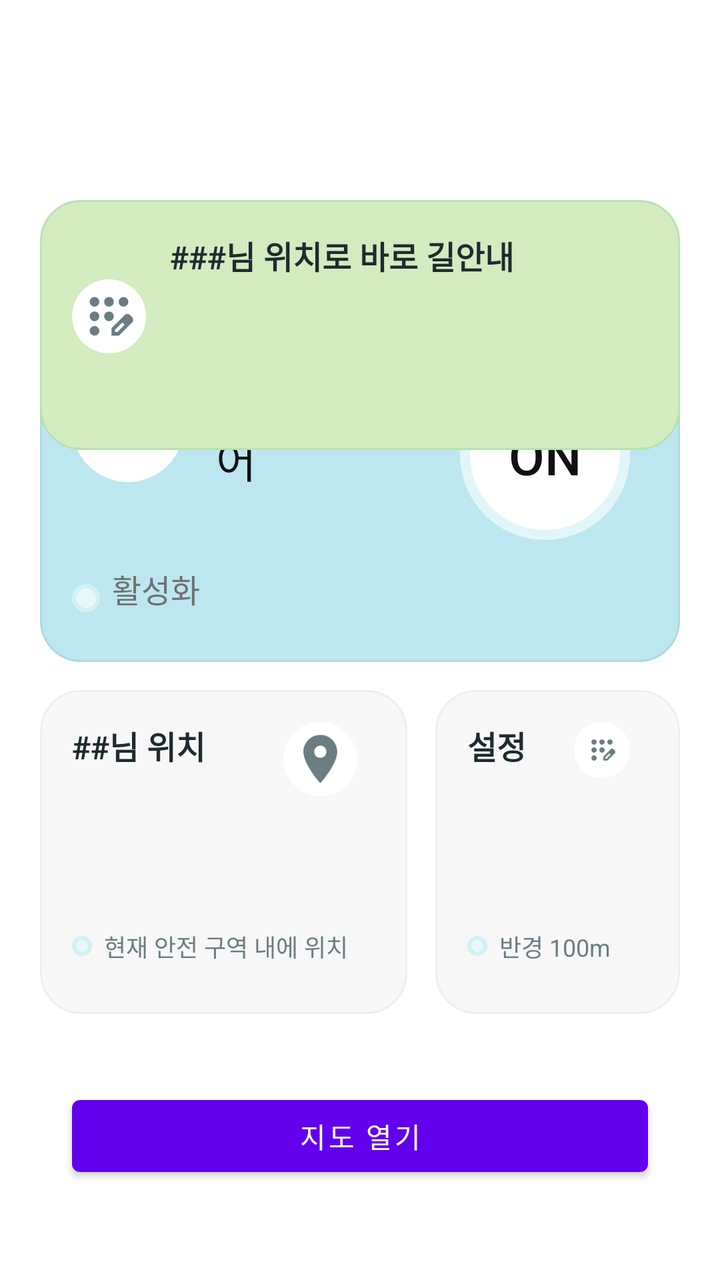
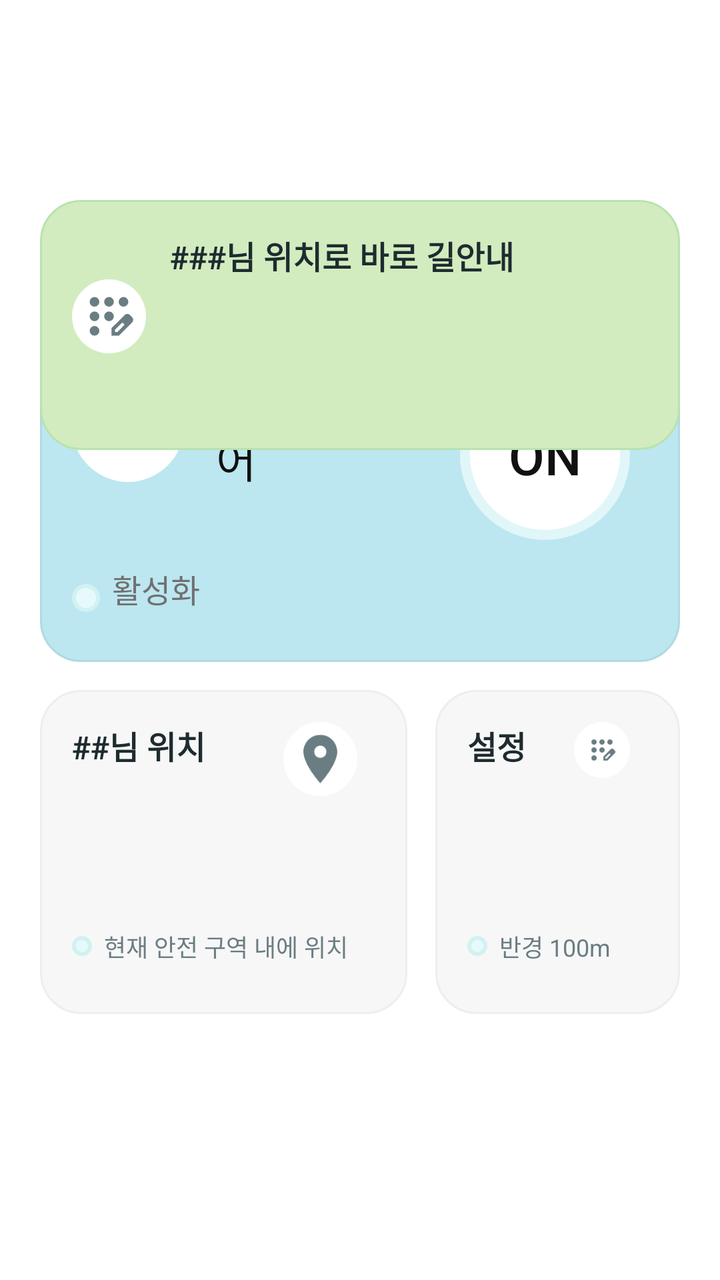

Two renders of the same Android screen: before a commit and after it. Below are the layout's source before the change and the commit's diff.
<!-- AndroidManifest.xml: application theme Theme.DIVE_PRE -->
<!-- res/layout/activity_home.xml -->
<?xml version="1.0" encoding="utf-8"?>
<androidx.constraintlayout.widget.ConstraintLayout
    xmlns:android="http://schemas.android.com/apk/res/android"
    xmlns:app="http://schemas.android.com/apk/res-auto"
    xmlns:tools="http://schemas.android.com/tools"
    android:id="@+id/homeRoot"
    android:layout_width="match_parent"
    android:layout_height="match_parent"
    android:paddingStart="@dimen/home_side_pad"
    android:paddingEnd="@dimen/home_side_pad"
    android:paddingTop="@dimen/home_top_pad"
    android:paddingBottom="@dimen/home_bottom_pad"
    tools:context=".HomeActivity">

    
    <LinearLayout
        android:id="@+id/profileSection"
        android:layout_width="wrap_content"
        android:layout_height="wrap_content"
        android:orientation="horizontal"
        android:gravity="center_vertical"
        app:layout_constraintTop_toTopOf="parent"
        app:layout_constraintStart_toStartOf="parent">

        <View
            android:layout_width="55dp"
            android:layout_height="55dp"
            android:background="@drawable/bg_profile_placeholder"/>

        <TextView
            android:id="@+id/tvProfileName"
            android:layout_width="wrap_content"
            android:layout_height="wrap_content"
            android:layout_marginStart="12dp"
            android:text="김듀듀(보호자)"
            android:textColor="#000000"
            android:textSize="18sp"
            tools:ignore="HardcodedText" />
    </LinearLayout>

    
    <FrameLayout
        android:id="@+id/cardAuto"
        android:layout_width="0dp"
        android:layout_height="@dimen/home_card_h"
        android:background="@drawable/bg_card_auto_on"
        android:layout_marginTop="@dimen/home_gap"
        android:paddingStart="16dp"
        android:paddingTop="16dp"
        android:paddingEnd="25dp"
        android:paddingBottom="25dp"
        app:layout_constraintTop_toBottomOf="@id/profileSection"
        app:layout_constraintStart_toStartOf="parent"
        app:layout_constraintEnd_toEndOf="parent">

        
        <include
            android:id="@+id/includeAuto"
            layout="@layout/view_card_auto"
            android:layout_width="match_parent"
            android:layout_height="match_parent"/>
    </FrameLayout>

    
    <FrameLayout
        android:id="@+id/cardLocation"
        android:layout_width="0dp"
        android:layout_height="@dimen/home_card_h"
        android:background="@drawable/bg_card_location"
        android:layout_marginTop="@dimen/home_gap"
        android:layout_marginEnd="@dimen/home_gap"
    android:paddingStart="16dp"
    android:paddingTop="16dp"
    android:paddingEnd="25dp"
    android:paddingBottom="25dp"
    app:layout_constraintTop_toBottomOf="@id/cardAuto"
    app:layout_constraintStart_toStartOf="parent"
    app:layout_constraintEnd_toStartOf="@id/cardSettings"
    app:layout_constraintHorizontal_weight="60">

    <include
        android:id="@+id/includeLocation"
        layout="@layout/view_card_location"
        android:layout_width="match_parent"
        android:layout_height="match_parent" />
</FrameLayout>

    
<FrameLayout
android:id="@+id/cardSettings"
android:layout_width="0dp"
android:layout_height="@dimen/home_card_h"
android:background="@drawable/bg_card_location"
android:layout_marginTop="@dimen/home_gap"
android:paddingStart="16dp"
android:paddingTop="16dp"
android:paddingEnd="25dp"
android:paddingBottom="25dp"
app:layout_constraintTop_toBottomOf="@id/cardAuto"
app:layout_constraintStart_toEndOf="@id/cardLocation"
app:layout_constraintEnd_toEndOf="parent"
app:layout_constraintHorizontal_weight="40">

<include
    android:id="@+id/includeSettings"
    layout="@layout/view_card_setting"
    android:layout_width="match_parent"
    android:layout_height="match_parent" />
</FrameLayout>


    
<FrameLayout
android:id="@+id/cardGuide"
android:layout_width="0dp"
android:layout_height="@dimen/home_card_guide_h"
android:background="@drawable/bg_card_guide"
android:layout_marginTop="@dimen/home_gap"
android:paddingStart="16dp"
android:paddingTop="16dp"
android:paddingEnd="25dp"
android:paddingBottom="25dp"
app:layout_constraintStart_toStartOf="parent"
app:layout_constraintEnd_toEndOf="parent"
    tools:ignore="MissingConstraints">

<include
    android:id="@+id/includeGuide"
    layout="@layout/view_card_guide"
    android:layout_width="match_parent"
    android:layout_height="match_parent" />
</FrameLayout>

    <Button
        android:id="@+id/btn_map"
        android:layout_width="0dp"
        android:layout_height="48dp"
        android:text="지도 열기"
        app:layout_constraintStart_toStartOf="parent"
        app:layout_constraintEnd_toEndOf="parent"
        app:layout_constraintBottom_toBottomOf="parent"
        app:layout_constraintHorizontal_bias="0.5"
        android:layout_marginStart="16dp"
        android:layout_marginEnd="16dp"
        android:layout_marginBottom="24dp"/>

</androidx.constraintlayout.widget.ConstraintLayout>
<!-- res/layout/view_card_auto.xml (included above) -->
<?xml version="1.0" encoding="utf-8"?>
<androidx.constraintlayout.widget.ConstraintLayout
    xmlns:android="http://schemas.android.com/apk/res/android"
    xmlns:app="http://schemas.android.com/apk/res-auto"
    xmlns:tools="http://schemas.android.com/tools"
    android:layout_width="match_parent"
    android:layout_height="match_parent">

    
    <ImageView
        android:id="@+id/ivIconBg"
        android:layout_width="56dp"
        android:layout_height="56dp"
        android:background="@drawable/bg_icon_circle"
        android:contentDescription="@null"
        app:layout_constraintStart_toStartOf="parent"
        app:layout_constraintTop_toTopOf="parent"/>

    
    <ImageView
        android:id="@+id/ivIcon"
        android:layout_width="28dp"
        android:layout_height="28dp"
        app:tint="#6B6B6B"
        android:src="@drawable/outline_account_child_invert_24"
        app:layout_constraintStart_toStartOf="@id/ivIconBg"
        app:layout_constraintEnd_toEndOf="@id/ivIconBg"
        app:layout_constraintTop_toTopOf="@id/ivIconBg"
        app:layout_constraintBottom_toBottomOf="@id/ivIconBg"/>

    
    <TextView
        android:id="@+id/tvTitleAuto"
        android:layout_width="0dp"
        android:layout_height="wrap_content"
        android:text="자동 안심 케어"
        android:textColor="#111111"
        android:textSize="22sp"
        android:fontFamily="sans-serif-medium"
        app:layout_constraintStart_toEndOf="@id/ivIconBg"
        app:layout_constraintTop_toTopOf="@id/ivIconBg"
        app:layout_constraintBottom_toBottomOf="@id/ivIconBg"
        app:layout_constraintEnd_toStartOf="@+id/toggleGroup"
        android:layout_marginStart="16dp"
        tools:ignore="HardcodedText" />

    
    <androidx.constraintlayout.widget.ConstraintLayout
        android:id="@+id/toggleGroup"
        android:layout_width="85dp"
        android:layout_height="85dp"
        app:layout_constraintEnd_toEndOf="parent"
        app:layout_constraintTop_toTopOf="parent">

        
        <ImageView
            android:id="@+id/ivToggleOuter"
            android:layout_width="match_parent"
            android:layout_height="match_parent"
            android:background="@drawable/bg_toggle_outer_on"
            android:contentDescription="@null"/>

        
        <TextView
            android:id="@+id/tvToggle"
            android:layout_width="75dp"
            android:layout_height="75dp"
            android:gravity="center"
            android:text="ON"
            android:textColor="#111111"
            android:textSize="26sp"
            android:fontFamily="sans-serif-medium"
            android:background="@drawable/bg_toggle_inner_on"
            app:layout_constraintStart_toStartOf="parent"
            app:layout_constraintEnd_toEndOf="parent"
            app:layout_constraintTop_toTopOf="parent"
            app:layout_constraintBottom_toBottomOf="parent"/>
    </androidx.constraintlayout.widget.ConstraintLayout>

    
    <View
        android:id="@+id/ivDot"
        android:layout_width="14dp"
        android:layout_height="14dp"
        android:background="@drawable/bg_status_dot"
        app:layout_constraintStart_toStartOf="parent"
        app:layout_constraintBottom_toBottomOf="parent"/>

    <TextView
        android:id="@+id/tvStatus"
        android:layout_width="wrap_content"
        android:layout_height="wrap_content"
        android:text="활성화"
        android:textColor="#707070"
        android:textSize="16sp"
        android:layout_marginStart="6dp"
        app:layout_constraintStart_toEndOf="@id/ivDot"
        app:layout_constraintBottom_toBottomOf="@id/ivDot"/>

</androidx.constraintlayout.widget.ConstraintLayout>
<!-- res/layout/view_card_location.xml (included above) -->
<?xml version="1.0" encoding="utf-8"?>
<androidx.constraintlayout.widget.ConstraintLayout
    xmlns:android="http://schemas.android.com/apk/res/android"
    xmlns:app="http://schemas.android.com/apk/res-auto"
    xmlns:tools="http://schemas.android.com/tools"
    android:id="@+id/root"
    android:layout_width="match_parent"
    android:layout_height="match_parent"
    android:background="@android:color/transparent"
    android:padding="0dp">

    
    <TextView
        android:id="@+id/tvTitle"
        android:layout_width="0dp"
        android:layout_height="wrap_content"
        android:text="##님 위치"
        android:textColor="#1E2B2F"
        android:textStyle="bold"
        android:textSize="16sp"
        app:layout_constraintStart_toStartOf="parent"
        app:layout_constraintTop_toTopOf="parent"
        app:layout_constraintEnd_toStartOf="@id/ivPin"
        app:layout_goneMarginEnd="8dp" />

    
    <ImageView
        android:id="@+id/ivPin"
        android:layout_width="37dp"
        android:layout_height="37dp"
        android:background="@drawable/bg_icon_circle"
        android:padding="4dp"
        app:srcCompat="@drawable/baseline_location_on_24"
        android:contentDescription="@string/app_name"
        app:layout_constraintEnd_toEndOf="parent"
        app:layout_constraintTop_toTopOf="parent"
        app:tint="#6A7D82" />

    
    <LinearLayout
        android:id="@+id/statusRow"
        android:layout_width="wrap_content"
        android:layout_height="wrap_content"
        android:orientation="horizontal"
        android:gravity="center_vertical"
        app:layout_constraintStart_toStartOf="parent"
        app:layout_constraintBottom_toBottomOf="parent">

        <View
            android:id="@+id/ivDot"
            android:layout_width="10dp"
            android:layout_height="10dp"
            android:background="@drawable/bg_status_dot" />

        <TextView
            android:id="@+id/tvStatus"
            android:layout_width="wrap_content"
            android:layout_height="wrap_content"
            android:layout_marginStart="6dp"
            android:text="현재 안전 구역 내에 위치"
            android:textColor="#6A7D82"
            android:textSize="12sp"
            tools:ignore="HardcodedText" />
    </LinearLayout>

</androidx.constraintlayout.widget.ConstraintLayout>
<!-- res/layout/view_card_setting.xml (included above) -->
<?xml version="1.0" encoding="utf-8"?>
<androidx.constraintlayout.widget.ConstraintLayout
    xmlns:android="http://schemas.android.com/apk/res/android"
    xmlns:app="http://schemas.android.com/apk/res-auto"
    android:id="@+id/root"
    android:layout_width="match_parent"
    android:layout_height="match_parent"
    android:background="@android:color/transparent"
    android:padding="0dp">

    
    <TextView
        android:id="@+id/tvTitle"
        android:layout_width="0dp"
        android:layout_height="wrap_content"
        android:text="설정"
        android:textColor="#1E2B2F"
        android:textStyle="bold"
        android:textSize="16sp"
        app:layout_constraintStart_toStartOf="parent"
        app:layout_constraintTop_toTopOf="parent"
        app:layout_constraintEnd_toStartOf="@id/ivGear"
        app:layout_goneMarginEnd="8dp" />

    
    <ImageView
        android:id="@+id/ivGear"
        android:layout_width="28dp"
        android:layout_height="28dp"
        android:background="@drawable/bg_icon_circle"
        android:padding="6dp"
        app:srcCompat="@drawable/outline_app_registration_24"
        android:contentDescription="@string/app_name"
        app:layout_constraintEnd_toEndOf="parent"
        app:layout_constraintTop_toTopOf="parent"
        app:tint="#6A7D82" />

    
    <LinearLayout
        android:id="@+id/statusRow"
        android:layout_width="wrap_content"
        android:layout_height="wrap_content"
        android:orientation="horizontal"
        android:gravity="center_vertical"
        app:layout_constraintStart_toStartOf="parent"
        app:layout_constraintBottom_toBottomOf="parent">

        <View
            android:id="@+id/ivDot"
            android:layout_width="10dp"
            android:layout_height="10dp"
            android:background="@drawable/bg_status_dot" />

        <TextView
            android:id="@+id/tvDesc"
            android:layout_width="wrap_content"
            android:layout_height="wrap_content"
            android:layout_marginStart="6dp"
            android:text="반경 100m"
            android:textColor="#6A7D82"
            android:textSize="12sp" />
    </LinearLayout>
</androidx.constraintlayout.widget.ConstraintLayout>
<!-- res/layout/view_card_guide.xml (included above) -->
<?xml version="1.0" encoding="utf-8"?>
<androidx.constraintlayout.widget.ConstraintLayout
    xmlns:android="http://schemas.android.com/apk/res/android"
    xmlns:app="http://schemas.android.com/apk/res-auto"
    xmlns:tools="http://schemas.android.com/tools"
    android:id="@+id/root"
    android:layout_width="match_parent"
    android:layout_height="match_parent"
    android:background="@android:color/transparent"
    android:padding="0dp">

    <androidx.appcompat.widget.AppCompatImageView
        android:id="@+id/ivIcon"
        android:layout_width="37dp"
        android:layout_height="37dp"
        android:background="@drawable/bg_icon_circle"
        android:padding="4dp"
        app:srcCompat="@drawable/outline_app_registration_24"
        app:tint="#6A7D82"
        android:contentDescription="@string/app_name"
        app:layout_constraintStart_toStartOf="parent"
        app:layout_constraintTop_toTopOf="parent"
        app:layout_constraintBottom_toBottomOf="parent" />

    <TextView
        android:id="@+id/tvTitle"
        android:layout_width="0dp"
        android:layout_height="wrap_content"
        android:layout_marginStart="12dp"
        android:text="###님 위치로 바로 길안내"
        android:textColor="#1E2B2F"
        android:textStyle="bold"
        android:textSize="16sp"
        app:layout_constraintStart_toEndOf="@id/ivIcon"
        app:layout_constraintEnd_toEndOf="parent"
        app:layout_constraintTop_toTopOf="parent"
        tools:ignore="HardcodedText" />

    
    <LinearLayout
        android:id="@+id/alertRow"
        android:layout_width="0dp"
        android:layout_height="wrap_content"
        android:orientation="horizontal"
        android:gravity="center_vertical"
        android:visibility="gone"
        android:layout_marginStart="12dp"
        android:layout_marginTop="8dp"
        app:layout_constraintStart_toEndOf="@id/ivIcon"
        app:layout_constraintEnd_toEndOf="parent"
        app:layout_constraintTop_toBottomOf="@id/tvTitle"
        app:layout_constraintBottom_toBottomOf="parent">

        <View
            android:id="@+id/ivAlertDot"
            android:layout_width="10dp"
            android:layout_height="10dp"
            android:background="@drawable/bg_status_dot" />

        <TextView
            android:id="@+id/tvAlert"
            android:layout_width="wrap_content"
            android:layout_height="wrap_content"
            android:layout_marginStart="6dp"
            android:text="###님이 안전 구역을 벗어났습니다"
            android:textColor="#6A7D82"
            android:textSize="12sp"
            tools:ignore="HardcodedText" />
    </LinearLayout>
</androidx.constraintlayout.widget.ConstraintLayout>
<!-- resources referenced by this layout -->
<resources>
  <dimen name="home_bottom_pad">24dp</dimen>
  <dimen name="home_card_guide_h">125dp</dimen>
  <dimen name="home_card_h">162dp</dimen>
  <dimen name="home_gap">14dp</dimen>
  <dimen name="home_side_pad">20dp</dimen>
  <dimen name="home_top_pad">100dp</dimen>
  <!-- drawable baseline_location_on_24 (drawable) -->
  <vector xmlns:android="http://schemas.android.com/apk/res/android" android:height="24dp" android:tint="#000000" android:viewportHeight="24" android:viewportWidth="24" android:width="24dp">
        
      <path android:fillColor="@android:color/white" android:pathData="M12,2C8.13,2 5,5.13 5,9c0,5.25 7,13 7,13s7,-7.75 7,-13c0,-3.87 -3.13,-7 -7,-7zM12,11.5c-1.38,0 -2.5,-1.12 -2.5,-2.5s1.12,-2.5 2.5,-2.5 2.5,1.12 2.5,2.5 -1.12,2.5 -2.5,2.5z"/>
      
  </vector>
  <!-- drawable bg_card_auto_on (drawable) -->
  <?xml version="1.0" encoding="utf-8"?>
  <shape xmlns:android="http://schemas.android.com/apk/res/android">
      <solid android:color="#BCE7F0"/>         
      <corners android:radius="20dp"/>
      <stroke android:width="1dp" android:color="#B1D9E2"/>  
  </shape>
  <!-- drawable bg_card_guide (drawable) -->
  <?xml version="1.0" encoding="utf-8"?>
  <shape xmlns:android="http://schemas.android.com/apk/res/android">
      <solid android:color="#D2ECBF"/>
      <corners android:radius="20dp"/>
      <stroke android:width="1dp" android:color="#B9E2B1"/>
  </shape>
  <!-- drawable bg_card_location (drawable) -->
  <?xml version="1.0" encoding="utf-8"?>
  <shape xmlns:android="http://schemas.android.com/apk/res/android">
      <solid android:color="#F7F7F7"/>
      <corners android:radius="20dp"/>
      <stroke android:width="1dp" android:color="#EEEEEE"/>
  </shape>
  <!-- drawable bg_icon_circle (drawable) -->
  <?xml version="1.0" encoding="utf-8"?>
  <shape xmlns:android="http://schemas.android.com/apk/res/android" android:shape="oval">
      <solid android:color="#FFFFFF"/>
      <size android:width="29dp" android:height="29dp"/>
  </shape>
  <!-- drawable bg_profile_placeholder (drawable) -->
  <?xml version="1.0" encoding="utf-8"?>
  <shape xmlns:android="http://schemas.android.com/apk/res/android"
      android:shape="oval">
  
      
      <solid android:color="#F7F7F7"/>
  </shape>
  <!-- drawable bg_status_dot (drawable) -->
  <?xml version="1.0" encoding="utf-8"?>
  <shape xmlns:android="http://schemas.android.com/apk/res/android" android:shape="oval">
      <solid android:color="#E6FAFB"/>
      <stroke android:width="2dp" android:color="#D2F1F3"/>
  </shape>
  <!-- drawable bg_toggle_inner_on (drawable) -->
  <?xml version="1.0" encoding="utf-8"?>
  <shape xmlns:android="http://schemas.android.com/apk/res/android" android:shape="oval">
      <solid android:color="#FFFFFF"/>
      <size android:width="75dp" android:height="75dp"/>
  </shape>
  <!-- drawable bg_toggle_outer_on (drawable) -->
  <?xml version="1.0" encoding="utf-8"?>
  <shape xmlns:android="http://schemas.android.com/apk/res/android" android:shape="oval">
      
      <solid android:color="#E1F6F8"/>
      
      <size android:width="85dp" android:height="85dp"/>
      <stroke android:width="0dp" android:color="@android:color/transparent"/>
      <padding android:left="10dp" android:top="10dp" android:right="10dp" android:bottom="10dp"/>
  </shape>
  <string name="app_name">dive_pre</string>
  <style name="Theme.DIVE_PRE" parent="Theme.MaterialComponents.DayNight.NoActionBar" />
  <!-- unchanged entries left out for length: 2 -->
</resources>

<!-- the commit's change to res/layout/activity_home.xml (unified diff, before → after) -->
@@ -131,18 +131,7 @@ app:layout_constraintEnd_toEndOf="parent"
     android:layout_height="match_parent" />
 </FrameLayout>
 
-    <Button
-        android:id="@+id/btn_map"
-        android:layout_width="0dp"
-        android:layout_height="48dp"
-        android:text="지도 열기"
-        app:layout_constraintStart_toStartOf="parent"
-        app:layout_constraintEnd_toEndOf="parent"
-        app:layout_constraintBottom_toBottomOf="parent"
-        app:layout_constraintHorizontal_bias="0.5"
-        android:layout_marginStart="16dp"
-        android:layout_marginEnd="16dp"
-        android:layout_marginBottom="24dp"/>
+
 
 </androidx.constraintlayout.widget.ConstraintLayout>
 <!-- res/layout/view_card_auto.xml (included above) -->
